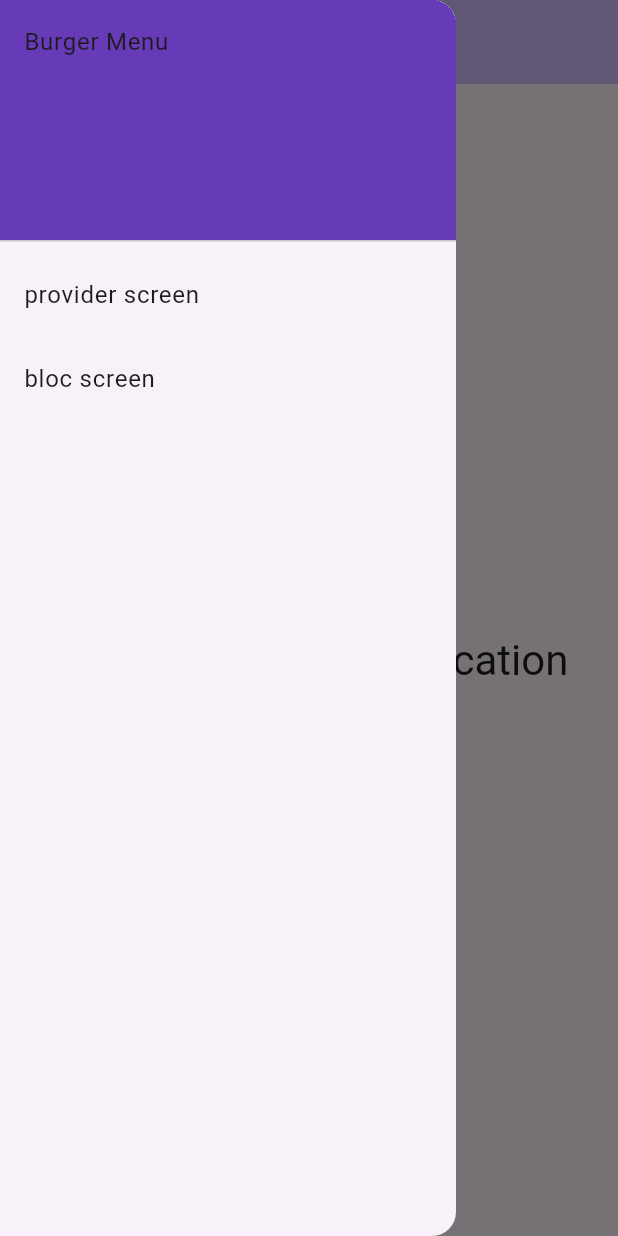
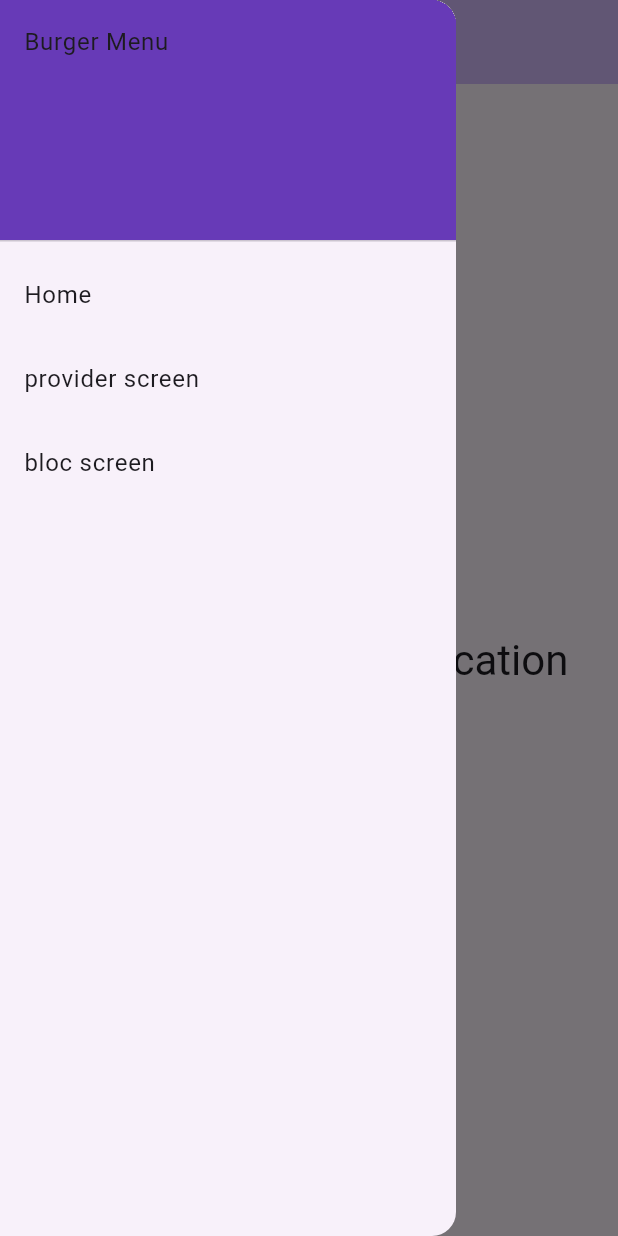
Before and after one commit to SimonOnyszczakHansen/FlutterProvider, a Flutter app: the screen it shows after launch, with the side drawer open, on a phone screen of 412 x 824 dp. Run offline on Flutter 3.47's test engine with Material 3 defaults, Android fonts, the phone set to English and light mode, and no system bars; our stand-ins replace go_router.

Commit message:
Added working routes for the burger menu 😎

```diff
--- a/lib/main.dart
+++ b/lib/main.dart
@@ -1,5 +1,5 @@
 import 'package:flutter/material.dart';
-import 'package:flutter_application_1/providers/counter_provider.dart'; // Import the CounterProvider
+import 'package:flutter_application_1/provider/counter_provider.dart'; // Import the CounterProvider
 import 'package:provider/provider.dart';
 import 'package:go_router/go_router.dart';
 import 'package:flutter_application_1/provider_page.dart';
@@ -79,6 +79,10 @@ class _MyHomePageState extends State<MyHomePage> {
               child: Text('Burger Menu'),
             ),
             ListTile(
+              title: const Text('Home'),
+              onTap: () => context.go('/'),
+            ),
+            ListTile(
               title: const Text('provider screen'),
               onTap: () => context.go('/provider_page')
             ),
```
Also changed, not shown: lib/provider_page.dart (+14 -8 lines), lib/provider/counter_provider.dart (renamed from lib/providers/counter_provider.dart).
